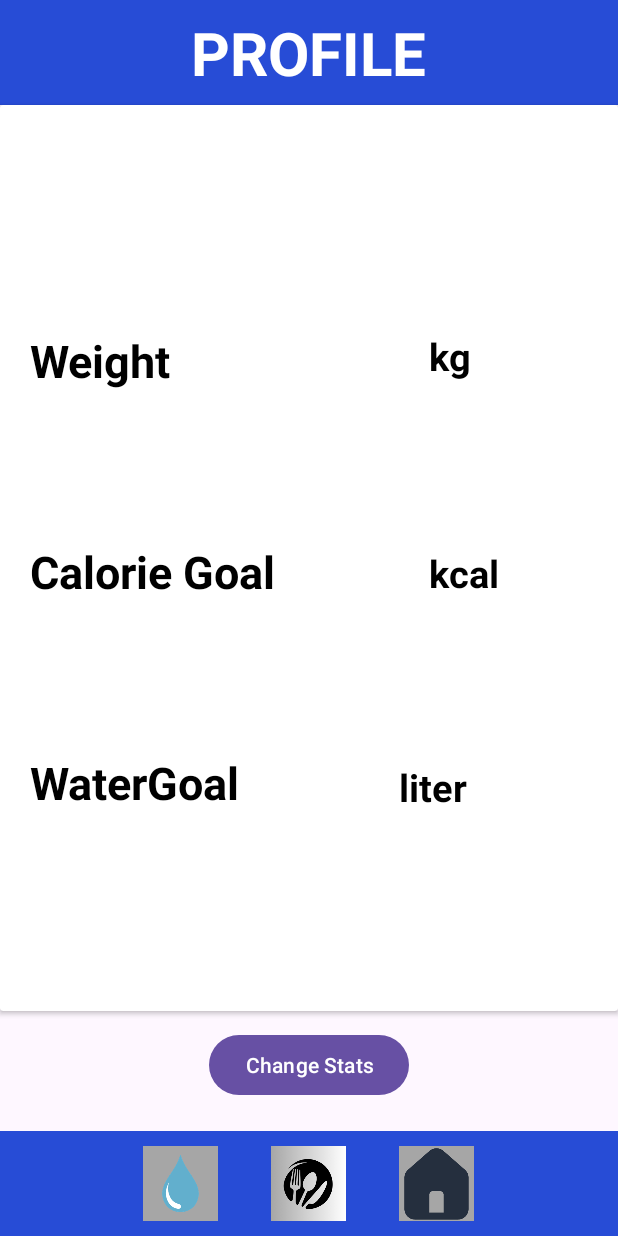
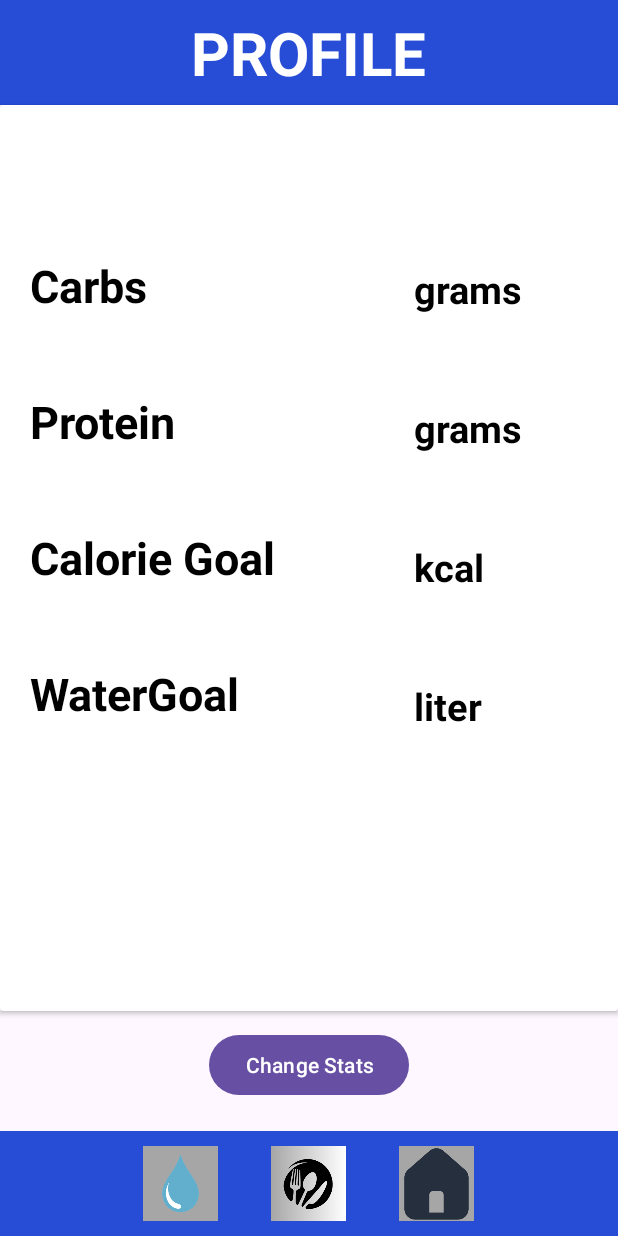
Before and after one commit to Sch1me/CalorieCalculator, an Android app: the ProfileActivity screen opened directly, with no data from a screen before it, on a phone screen of 412 x 824 dp. Run offline under Robolectric (Android 15) with nearby library versions, the phone set to English and light mode, and no system bars; our stand-ins replace Firebase (no records; nobody signed in at launch, a user with empty details on screens opened directly).

Commit message:
Promjenjen malo profile

```diff
--- a/app/src/main/AndroidManifest.xml
+++ b/app/src/main/AndroidManifest.xml
@@ -12,6 +12,9 @@
         android:supportsRtl="true"
         android:theme="@style/Theme.CalorieCalculator2"
         tools:targetApi="31">
+        <activity
+            android:name=".FoodDetailsActivity"
+            android:exported="false" />
         <activity
             android:name=".ProgressActivity"
             android:exported="false" />
--- a/app/src/main/java/com/example/caloriecalculator2/FoodActivity.kt
+++ b/app/src/main/java/com/example/caloriecalculator2/FoodActivity.kt
@@ -16,7 +16,6 @@ class FoodActivity : AppCompatActivity() {
         super.onCreate(savedInstanceState)
         binding = ActivityFoodBinding.inflate(layoutInflater)
         setContentView(binding.root)
-
 
 
         binding.waterButtonIMG.setOnClickListener {
--- a/app/src/main/java/com/example/caloriecalculator2/FoodITem.kt
+++ b/app/src/main/java/com/example/caloriecalculator2/FoodITem.kt
@@ -3,8 +3,8 @@ package com.example.caloriecalculator2
 data class FoodITem(
     val FoodName: String = "",
     val FoodPic: String = "",
-    val CalorieAmount: Int = 0,
-    val ProteinAmount: Int = 0,
-    val CarbsAmount: Int = 0,
+    val Calories: Int = 0,
+    val Protein: Int = 0,
+    val Carbs: Int = 0,
 
 )
--- a/app/src/main/java/com/example/caloriecalculator2/PocetnaActivity.kt
+++ b/app/src/main/java/com/example/caloriecalculator2/PocetnaActivity.kt
@@ -36,7 +36,6 @@ class PocetnaActivity : AppCompatActivity() {
         super.onCreate(savedInstanceState)
         binding = ActivityPocetnaBinding.inflate(layoutInflater)
         setContentView(binding.root)
-
 
 
 //ucitava podatke o popijenoj vodi
@@ -85,7 +84,6 @@ class PocetnaActivity : AppCompatActivity() {
 
                     binding.calorieNumberTextView.text ="trenutno"+"/" + calorieGoal + "kcal"
 
-
                 }catch (_: Exception){ }
                 }
 
@@ -98,7 +96,7 @@ class PocetnaActivity : AppCompatActivity() {
             override fun onDataChange(snapshot: DataSnapshot) {
                 try {
                     waterGoal = snapshot.child("WaterGoal").getValue().toString()
-                    binding.waterConsumedTextView.text = consumedWater + " / " + waterGoal+"0" + "dcl"
+                    binding.waterConsumedTextView.text = consumedWater + " / " + waterGoal+"0" + " dcl"
                 }catch (_:Exception){}
             }
 
@@ -108,7 +106,6 @@ class PocetnaActivity : AppCompatActivity() {
 
 
         })
-
 
 
 //gumbovi za slajdanje dalje
--- a/app/src/main/java/com/example/caloriecalculator2/ProfileActivity.kt
+++ b/app/src/main/java/com/example/caloriecalculator2/ProfileActivity.kt
@@ -21,13 +21,14 @@ class ProfileActivity : AppCompatActivity() {
         FirebaseDatabase.getInstance("https://caloriecalculator2-2cb5c-default-rtdb.europe-west1.firebasedatabase.app/").getReference("Goals").child("WaterGoal")
     private val dataBase2: DatabaseReference =
         FirebaseDatabase.getInstance("https://caloriecalculator2-2cb5c-default-rtdb.europe-west1.firebasedatabase.app/").getReference("Goals").child("CalorieGoal")
-    private val dataBase3: DatabaseReference =
-        FirebaseDatabase.getInstance("https://caloriecalculator2-2cb5c-default-rtdb.europe-west1.firebasedatabase.app/").getReference("Weight").child("CurrentWeight")
+    private val dataBase: DatabaseReference =
+        FirebaseDatabase.getInstance("https://caloriecalculator2-2cb5c-default-rtdb.europe-west1.firebasedatabase.app/").getReference("Goals")
 
     var changeStats : Boolean = false //ako je false, onda se ne prikazuje
 
     companion object {
-        var weightArrayList = ArrayList<String>()
+        var proteinArrayList = ArrayList<String>()
+        var carbsArrayList = ArrayList<String>()
         var waterArrayList = ArrayList<String>()
         var caloriesArrayList = ArrayList<String>()
         var waterGoal = String()
@@ -42,39 +43,46 @@ class ProfileActivity : AppCompatActivity() {
 
         //values za text koji se sam mjenja
         val textViewCalorie = binding.calorieGoalNumTxt
-        val textViewWeight = binding.weightNumTxt
+        val textViewProtein = binding.proteinGoalNumTxt
         val textViewWater = binding.waterGoalNumTxt
+        val textViewCarb = binding.carbGoalNumTxt
         //values za text koji user mijenja
         val textViewCalorieShow = binding.calorieGoalTxtNumShow
-        val textViewWeightShow = binding.weightTxtNumShow
+        val textViewProteinShow = binding.proteinTxtNumShow
+        val textViewCarbsShow = binding.carbsTxtNumShow
         val textViewWaterShow = binding.waterGoalTxtNumShow
 
         //kemijanje
-        if(waterArrayList.isEmpty() || weightArrayList.isEmpty() || caloriesArrayList.isEmpty()){
+        if(waterArrayList.isEmpty() || proteinArrayList.isEmpty() || carbsArrayList.isEmpty() ||caloriesArrayList.isEmpty()){
+
 
             textViewCalorieShow.text = " kcal"
             textViewWaterShow.text = " liter"
-            textViewWeightShow.text = " kg"
+            textViewProteinShow.text = " grams"
+            textViewCarbsShow.text = " grams"
+
 
         }else{
             textViewCalorieShow.text = caloriesArrayList.last().toString() + " kcal"
             textViewWaterShow.text = waterArrayList.last().toString() + " liter"
-            textViewWeightShow.text = weightArrayList.last().toString() + " kg"
+            textViewProteinShow.text = proteinArrayList.last().toString() + " grams"
+            textViewCarbsShow.text = carbsArrayList.last().toString() + " grams"
         }
 
-
-//funkcionira sa bazom podataka za KILAZU
-        dataBase3.addValueEventListener(object :ValueEventListener{
+//funkcionira s bazom za proteine
+        dataBase.addValueEventListener(object : ValueEventListener{
             override fun onDataChange(snapshot: DataSnapshot) {
                 try {
-                    val currentWeight : String = snapshot.child("CurrentWeight").getValue().toString()
-                    binding.weightTxtNumShow.text = currentWeight + "kg"
+                    val currentProteinGoal : String = snapshot.child("ProteinGoal").getValue().toString()
+                    binding.proteinTxtNumShow.text = currentProteinGoal + "grams"
+                    val currentCarbsGoal : String = snapshot.child("CarbGoal").getValue().toString()
+                    binding.carbsTxtNumShow.text = currentCarbsGoal + "grams"
+
                 }catch (_:Exception){}
-
             }
 
             override fun onCancelled(error: DatabaseError) {
-                Toast.makeText(this@ProfileActivity,"Failed with weight",Toast.LENGTH_SHORT).show()
+                TODO("Not yet implemented")
             }
 
         })
@@ -159,14 +167,18 @@ class ProfileActivity : AppCompatActivity() {
 
                         textViewCalorieShow.text = textViewCalorie.text.toString() + " kcal"
                         textViewWaterShow.text = textViewWater.text.toString() + " liter"
-                        textViewWeightShow.text = textViewWeight.text.toString() + " kg"
+                        textViewProteinShow.text = textViewProtein.text.toString() + " grams"
+                        textViewCarbsShow.text = textViewCarb.text.toString() + " grams"
 
                         waterArrayList.add(textViewWater.text.toString())
-                        weightArrayList.add(textViewWeight.text.toString())
+                        proteinArrayList.add(textViewProtein.text.toString())
                         caloriesArrayList.add(textViewCalorie.text.toString())
+                        carbsArrayList.add(textViewCarb.text.toString())
                         dataBase1.child("WaterGoal").setValue(waterArrayList.last())            //mijenja vrijednost unutar baze podataka
                         dataBase2.child("CalorieGoal").setValue(caloriesArrayList.last())       //  -----||----
-                        dataBase3.child("CurrentWeight").setValue(weightArrayList.last())       //   ------||----
+                        dataBase.child("ProteinGoal").setValue(proteinArrayList.last())       //   ------||----
+                        dataBase.child("CarbGoal").setValue(carbsArrayList.last())
+
 
                         //gasi ovaj za promjeniti i pali normalan
 
--- a/app/src/main/java/com/example/caloriecalculator2/ProgressActivity.kt
+++ b/app/src/main/java/com/example/caloriecalculator2/ProgressActivity.kt
@@ -16,7 +16,7 @@ class ProgressActivity : AppCompatActivity() {
         binding = ActivityProgressBinding.inflate(layoutInflater)
         setContentView(binding.root)
 
-
+/*
         //popunice samo ako sam dodao promjene u profile
     if(ProfileActivity.weightArrayList.isNotEmpty()){
 
@@ -65,6 +65,6 @@ class ProgressActivity : AppCompatActivity() {
 
         }
 
-
+*/
     }
 }
--- a/app/src/main/res/layout/activity_profile.xml
+++ b/app/src/main/res/layout/activity_profile.xml
@@ -49,22 +49,33 @@
             android:orientation="vertical">
 
             <TextView
-                android:id="@+id/weightTxtShow"
+                android:id="@+id/carbGoalTxtShow"
                 android:layout_width="wrap_content"
                 android:layout_height="wrap_content"
                 android:textSize="30sp"
                 android:layout_marginStart="20dp"
-                android:layout_marginTop="150dp"
+                android:layout_marginTop="100dp"
                 android:textColor="@color/black"
                 android:textStyle="bold"
-                android:text="Weight" />
+                android:text="Carbs" />
+
+            <TextView
+                android:id="@+id/proteinGoalTxtShow"
+                android:layout_width="wrap_content"
+                android:layout_height="wrap_content"
+                android:textSize="30sp"
+                android:layout_marginStart="20dp"
+                android:layout_marginTop="50dp"
+                android:textColor="@color/black"
+                android:textStyle="bold"
+                android:text="Protein" />
             <TextView
                 android:id="@+id/calorieGoalTxtShow"
                 android:layout_width="wrap_content"
                 android:layout_height="wrap_content"
                 android:textSize="30sp"
                 android:layout_marginStart="20dp"
-                android:layout_marginTop="100dp"
+                android:layout_marginTop="50dp"
                 android:textColor="@color/black"
                 android:textStyle="bold"
                 android:text="Calorie Goal" />
@@ -74,7 +85,7 @@
                 android:layout_height="wrap_content"
                 android:textSize="30sp"
                 android:layout_marginStart="20dp"
-                android:layout_marginTop="100dp"
+                android:layout_marginTop="50dp"
                 android:textColor="@color/black"
                 android:textStyle="bold"
                 android:text="WaterGoal" />
@@ -88,12 +99,23 @@
             >
 
             <TextView
-                android:id="@+id/weightTxtNumShow"
+                android:id="@+id/carbsTxtNumShow"
                 android:layout_width="wrap_content"
                 android:layout_height="wrap_content"
                 android:textSize="25sp"
-                android:layout_marginStart="20dp"
-                android:layout_marginTop="150dp"
+                android:layout_marginStart="10dp"
+                android:layout_marginTop="105dp"
+                android:textColor="@color/black"
+                android:textStyle="bold"
+                android:text="" />
+
+            <TextView
+                android:id="@+id/proteinTxtNumShow"
+                android:layout_width="wrap_content"
+                android:layout_height="wrap_content"
+                android:textSize="25sp"
+                android:layout_marginStart="10dp"
+                android:layout_marginTop="58dp"
                 android:textColor="@color/black"
                 android:textStyle="bold"
                 android:text="" />
@@ -102,8 +124,8 @@
                 android:layout_width="wrap_content"
                 android:layout_height="wrap_content"
                 android:textSize="25sp"
-                android:layout_marginStart="20dp"
-                android:layout_marginTop="110dp"
+                android:layout_marginStart="10dp"
+                android:layout_marginTop="58dp"
                 android:textColor="@color/black"
                 android:textStyle="bold"
                 android:text="" />
@@ -112,7 +134,8 @@
                 android:layout_width="wrap_content"
                 android:layout_height="wrap_content"
                 android:textSize="25sp"
-                android:layout_marginTop="108dp"
+                android:layout_marginTop="58dp"
+                android:layout_marginStart="10dp"
                 android:textColor="@color/black"
                 android:textStyle="bold"
                 android:text="" />
@@ -124,11 +147,12 @@
     <androidx.cardview.widget.CardView
         android:id="@+id/CardViewChange"
         android:layout_width="match_parent"
-        android:layout_height="wrap_content"
+        android:layout_height="400dp"
         app:layout_constraintBottom_toTopOf="@+id/profilePod"
         app:layout_constraintEnd_toEndOf="parent"
         app:layout_constraintStart_toStartOf="parent"
-        app:layout_constraintTop_toBottomOf="@+id/profileGore">
+        app:layout_constraintTop_toBottomOf="@+id/profileGore"
+        >
 
         <LinearLayout
             android:id="@+id/lijeviTxt"
@@ -137,12 +161,22 @@
             android:orientation="vertical">
 
             <TextView
-                android:id="@+id/weightTxt"
+                android:id="@+id/CarbTxt"
                 android:layout_width="wrap_content"
                 android:layout_height="wrap_content"
                 android:layout_marginStart="15dp"
-                android:layout_marginTop="25dp"
-                android:text="Weight"
+                android:layout_marginTop="30dp"
+                android:text="Carb Goal"
+                android:textSize="20sp"
+                android:textStyle="bold" />
+
+            <TextView
+                android:id="@+id/ProteinTxt"
+                android:layout_width="wrap_content"
+                android:layout_height="wrap_content"
+                android:layout_marginStart="15dp"
+                android:layout_marginTop="55dp"
+                android:text="Protein Goal"
                 android:textSize="20sp"
                 android:textStyle="bold" />
 
@@ -176,11 +210,21 @@
             android:orientation="vertical">
 
             <EditText
-                android:id="@+id/weightNumTxt"
+                android:id="@+id/carbGoalNumTxt"
                 android:layout_width="wrap_content"
                 android:layout_height="wrap_content"
                 android:layout_margin="15dp"
-                android:hint="Weight"
+                android:hint="Carb Goal"
+                android:textSize="20sp"
+                android:textStyle="bold"
+                android:inputType="number"/>
+
+            <EditText
+                android:id="@+id/proteinGoalNumTxt"
+                android:layout_width="wrap_content"
+                android:layout_height="wrap_content"
+                android:layout_margin="15dp"
+                android:hint="Protein Goal"
                 android:textSize="20sp"
                 android:textStyle="bold"
                 android:inputType="number"/>
--- a/app/src/main/res/values/strings.xml
+++ b/app/src/main/res/values/strings.xml
@@ -10,4 +10,8 @@
     <string name="foodHeadingTxt">FOOD</string>
     <string name="AddingWaterHintText">Ammount of water you \n drank in dcl</string>
     <string name="reset_water_intake_Btn_Text">Reset Water Intake</string>
+    <string name="quick_add_caloriesTxt">Enter Calories</string>
+    <string name="quick_add_ProteinTxt">Enter Protein</string>
+    <string name="quick_add_carbsTxt">Add Carbs</string>
+    <string name="addBtnText">Add</string>
 </resources>
```
Also changed, not shown: app/src/main/java/com/example/caloriecalculator2/FoodDetailsActivity.kt (added, +80 -0 lines), app/src/main/res/layout/activity_food_details.xml (added, +219 -0 lines), app/src/main/res/layout/activity_pocetna.xml (+2 -5 lines), 161 other files.
